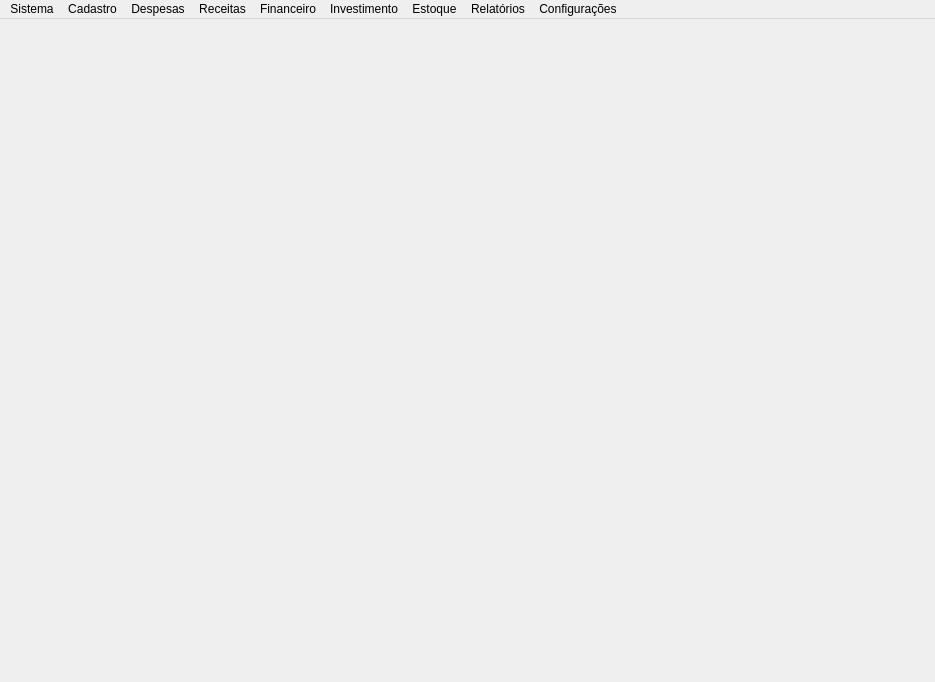
Locked666/My-Finance-QtDesigner, file ui/MainWindow.ui: the form before one commit.
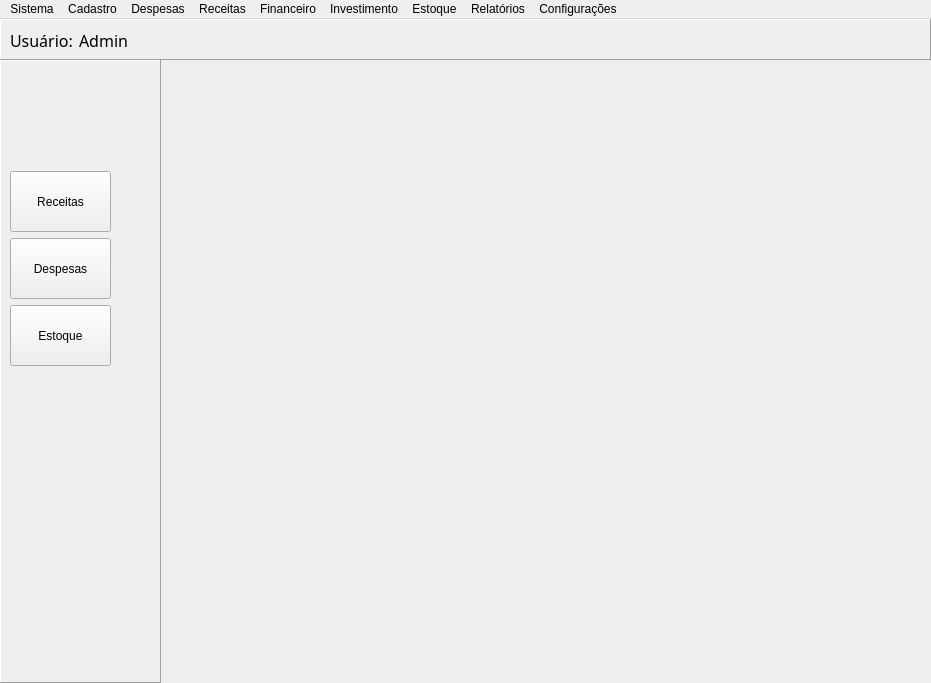
The form after the commit.

Diff of the .ui file:
```diff
--- a/ui/MainWindow.ui
+++ b/ui/MainWindow.ui
@@ -6,20 +6,201 @@
    <rect>
     <x>0</x>
     <y>0</y>
-    <width>935</width>
-    <height>682</height>
+    <width>931</width>
+    <height>683</height>
    </rect>
   </property>
   <property name="windowTitle">
    <string>MainWindow</string>
   </property>
-  <widget class="QWidget" name="centralwidget"/>
+  <property name="toolButtonStyle">
+   <enum>Qt::ToolButtonIconOnly</enum>
+  </property>
+  <property name="tabShape">
+   <enum>QTabWidget::Rounded</enum>
+  </property>
+  <property name="unifiedTitleAndToolBarOnMac">
+   <bool>false</bool>
+  </property>
+  <widget class="QWidget" name="centralwidget">
+   <layout class="QVBoxLayout" name="verticalLayout">
+    <property name="spacing">
+     <number>0</number>
+    </property>
+    <property name="leftMargin">
+     <number>0</number>
+    </property>
+    <property name="topMargin">
+     <number>0</number>
+    </property>
+    <property name="rightMargin">
+     <number>0</number>
+    </property>
+    <property name="bottomMargin">
+     <number>0</number>
+    </property>
+    <item>
+     <widget class="QFrame" name="frmTop">
+      <property name="minimumSize">
+       <size>
+        <width>931</width>
+        <height>41</height>
+       </size>
+      </property>
+      <property name="maximumSize">
+       <size>
+        <width>16777215</width>
+        <height>41</height>
+       </size>
+      </property>
+      <property name="font">
+       <font>
+        <family>Segoe UI Black</family>
+        <pointsize>12</pointsize>
+        <weight>10</weight>
+        <italic>false</italic>
+        <bold>false</bold>
+       </font>
+      </property>
+      <property name="styleSheet">
+       <string notr="true">font: 87 12pt &quot;Segoe UI Black&quot;;</string>
+      </property>
+      <property name="frameShape">
+       <enum>QFrame::Panel</enum>
+      </property>
+      <property name="frameShadow">
+       <enum>QFrame::Raised</enum>
+      </property>
+      <widget class="QWidget" name="">
+       <property name="geometry">
+        <rect>
+         <x>10</x>
+         <y>10</y>
+         <width>126</width>
+         <height>23</height>
+        </rect>
+       </property>
+       <layout class="QHBoxLayout" name="horizontalLayout">
+        <item>
+         <widget class="QLabel" name="label">
+          <property name="text">
+           <string>Usuário:</string>
+          </property>
+         </widget>
+        </item>
+        <item>
+         <widget class="QLabel" name="label_2">
+          <property name="text">
+           <string>Admin</string>
+          </property>
+         </widget>
+        </item>
+       </layout>
+      </widget>
+     </widget>
+    </item>
+    <item>
+     <widget class="QFrame" name="frmLeft">
+      <property name="minimumSize">
+       <size>
+        <width>131</width>
+        <height>621</height>
+       </size>
+      </property>
+      <property name="maximumSize">
+       <size>
+        <width>161</width>
+        <height>16777215</height>
+       </size>
+      </property>
+      <property name="styleSheet">
+       <string notr="true">font: 87 12pt &quot;Segoe UI Black&quot;;</string>
+      </property>
+      <property name="frameShape">
+       <enum>QFrame::Panel</enum>
+      </property>
+      <property name="frameShadow">
+       <enum>QFrame::Raised</enum>
+      </property>
+      <widget class="QWidget" name="">
+       <property name="geometry">
+        <rect>
+         <x>10</x>
+         <y>111</y>
+         <width>103</width>
+         <height>197</height>
+        </rect>
+       </property>
+       <layout class="QVBoxLayout" name="verticalLayout_2">
+        <item>
+         <widget class="QPushButton" name="pushButton">
+          <property name="minimumSize">
+           <size>
+            <width>101</width>
+            <height>61</height>
+           </size>
+          </property>
+          <property name="maximumSize">
+           <size>
+            <width>101</width>
+            <height>61</height>
+           </size>
+          </property>
+          <property name="text">
+           <string>Receitas</string>
+          </property>
+         </widget>
+        </item>
+        <item>
+         <widget class="QPushButton" name="pushButton_2">
+          <property name="minimumSize">
+           <size>
+            <width>101</width>
+            <height>61</height>
+           </size>
+          </property>
+          <property name="maximumSize">
+           <size>
+            <width>101</width>
+            <height>61</height>
+           </size>
+          </property>
+          <property name="text">
+           <string>Despesas</string>
+          </property>
+         </widget>
+        </item>
+        <item>
+         <widget class="QPushButton" name="pushButton_3">
+          <property name="minimumSize">
+           <size>
+            <width>101</width>
+            <height>61</height>
+           </size>
+          </property>
+          <property name="maximumSize">
+           <size>
+            <width>101</width>
+            <height>61</height>
+           </size>
+          </property>
+          <property name="text">
+           <string>Estoque</string>
+          </property>
+         </widget>
+        </item>
+       </layout>
+      </widget>
+     </widget>
+    </item>
+   </layout>
+  </widget>
   <widget class="QMenuBar" name="menubar">
    <property name="geometry">
     <rect>
      <x>0</x>
      <y>0</y>
-     <width>935</width>
+     <width>931</width>
      <height>21</height>
     </rect>
    </property>
```
Left out of the diff: 47 changed lines with no effect on the pictures.
